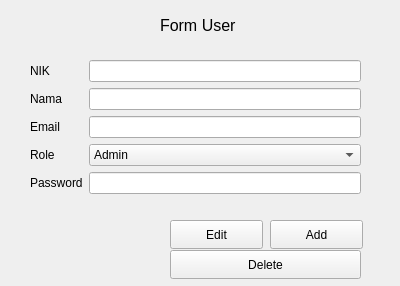
Old version of the form formuser.ui in the repository Yadija/tugas_visual_2.
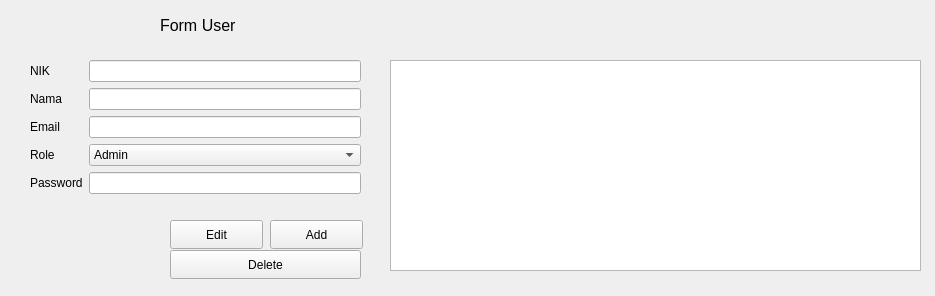
New version of the form.

Commit message: ⚒️build: add table view, change message to form user

```diff
--- a/formuser.ui
+++ b/formuser.ui
@@ -6,8 +6,8 @@
    <rect>
     <x>0</x>
     <y>0</y>
-    <width>400</width>
-    <height>286</height>
+    <width>935</width>
+    <height>296</height>
    </rect>
   </property>
   <property name="windowTitle">
@@ -143,6 +143,16 @@
     <string>Form User</string>
    </property>
   </widget>
+  <widget class="QTableView" name="tableUser">
+   <property name="geometry">
+    <rect>
+     <x>390</x>
+     <y>60</y>
+     <width>531</width>
+     <height>211</height>
+    </rect>
+   </property>
+  </widget>
  </widget>
  <resources/>
  <connections/>
```
The commit also changes 3 other files.
